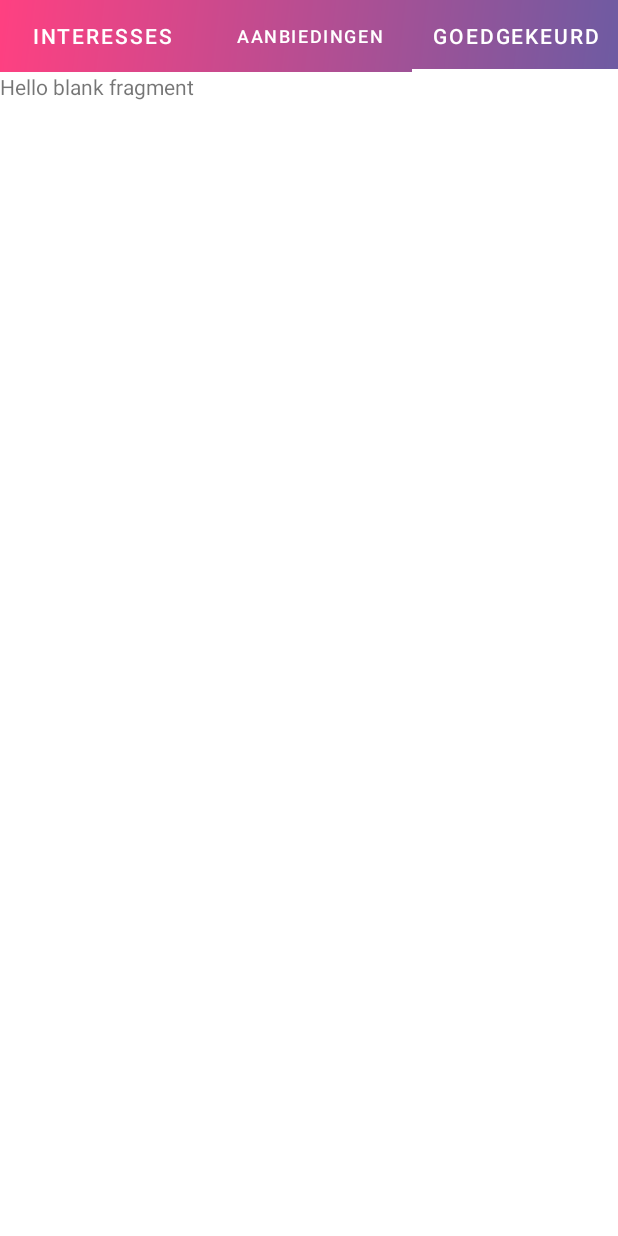
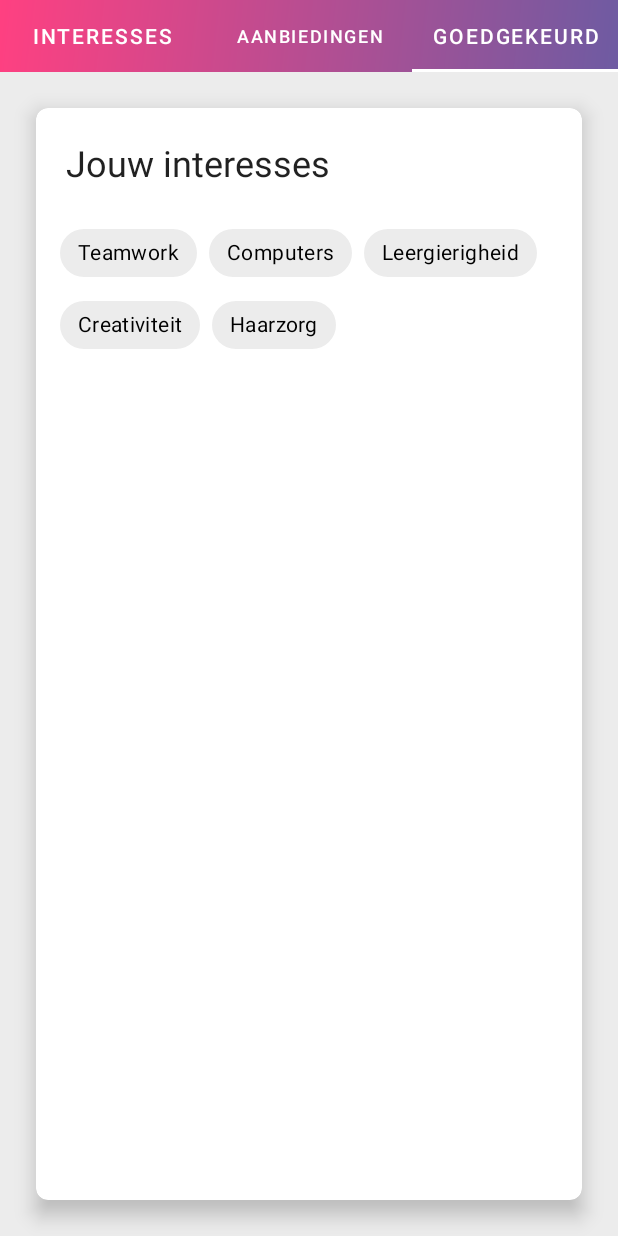
Before and after one commit to devrnt/school-projecten-3-android, an Android app: the fragment WerkaanbiedingTabNavigatieFragment placed in its activity, tab 3 chosen, on a phone screen of 412 x 824 dp. Run offline under Robolectric (Android 15) with nearby library versions, the phone set to English and light mode, and no system bars; 1 statement that could not run was skipped.

Commit message:
Werkaanbiedingen verbeterd + interesses scherm gemaakt

```diff
--- a/app/src/main/AndroidManifest.xml
+++ b/app/src/main/AndroidManifest.xml
@@ -20,7 +20,7 @@
         <activity
             android:name=".login.LoginActivity"
             android:label="@string/app_name"
-            android:theme="@style/Theme.MaterialComponents.Light.NoActionBar">
+            android:theme="@style/AppTheme.Fullscreen">
             <intent-filter>
                 <action android:name="android.intent.action.MAIN" />
 
--- a/app/src/main/java/com/talentcoach/id11/id11_android/communicatie/AanbiedingenFragment.kt
+++ b/app/src/main/java/com/talentcoach/id11/id11_android/communicatie/AanbiedingenFragment.kt
@@ -24,6 +24,10 @@ import org.jetbrains.anko.uiThread
 import retrofit2.Call
 import retrofit2.Callback
 import retrofit2.Response
+import android.R.id.button2
+import android.R.id.button1
+import android.widget.TextView
+
 
 /**
  * A simple [Fragment] subclass.
@@ -48,9 +52,14 @@ class AanbiedingenFragment : Fragment() {
         aanbiedingsInfo.visibility = View.GONE
         var progressSpinner = view.findViewById(R.id.progressSpinner) as ProgressBar
         progressSpinner.visibility = View.VISIBLE
+        var geenAanbiedingenText = view.findViewById(R.id.geenAanbiedingenText) as TextView
+        geenAanbiedingenText.visibility = View.GONE
+
         var dislikeBtn = view.findViewById(R.id.dislikeBtn) as MaterialButton
+        dislikeBtn.setOnClickListener(onClickListener)
         dislikeBtn.isEnabled = false
         var likeBtn = view.findViewById(R.id.likeBtn) as MaterialButton
+        likeBtn.setOnClickListener(onClickListener)
         likeBtn.isEnabled = false
 
         doAsync {
@@ -93,6 +102,11 @@ class AanbiedingenFragment : Fragment() {
     }
 
     private fun getWerkaanbieding() {
+        aanbiedingsInfo.visibility = View.GONE
+        progressSpinner.visibility = View.VISIBLE
+        dislikeBtn.isEnabled = false
+        likeBtn.isEnabled = false
+
         doAsync {
             var temp = DataManager.getWerkaanbiedingForLeerling(leerling)
             uiThread {
@@ -109,6 +123,7 @@ class AanbiedingenFragment : Fragment() {
     private fun showAanbieding() {
         progressSpinner.visibility = View.GONE
         aanbiedingsInfo.visibility = View.VISIBLE
+        geenAanbiedingenText.visibility = View.GONE
         dislikeBtn.isEnabled = true
         likeBtn.isEnabled = true
 
@@ -121,18 +136,22 @@ class AanbiedingenFragment : Fragment() {
     }
 
     private fun showGeenAanbieding() {
-        aanbiedingsInfo.visibility = View.GONE
-
+        progressSpinner.visibility = View.GONE
+        geenAanbiedingenText.visibility = View.VISIBLE
     }
 
-//    override fun likeClicked() {
-//        // huidigeWerkaanbieding will never be null because buttons are hidden otherwise
-//        leerling.bewaardeWerkaanbiedingen.add(werkaanbiedingFragment.werkaanbieding!!)
-//        werkaanbiedingFragment.werkaanbieding = null
-//        val toaster = Toast.makeText(activity, getString(R.string.werkaanbieding_bewaard), Toast.LENGTH_SHORT)
-//        toaster.show()
-//        getAndShowWerkaanbieding()
-//    }
+    private val onClickListener = View.OnClickListener { v ->
+        when (v.id) {
+            R.id.dislikeBtn -> {
+                leerling.verwijderdeWerkaanbiedingen.add(werkaanbieding)
+                getWerkaanbieding()
+            }
+            R.id.likeBtn -> {
+                leerling.bewaardeWerkaanbiedingen.add(werkaanbieding)
+                getWerkaanbieding()
+            }
+        }
+    }
 
     companion object {
         /**
--- a/app/src/main/java/com/talentcoach/id11/id11_android/communicatie/InteressesFragment.kt
+++ b/app/src/main/java/com/talentcoach/id11/id11_android/communicatie/InteressesFragment.kt
@@ -2,24 +2,51 @@ package com.talentcoach.id11.id11_android.communicatie
 
 
 import android.os.Bundle
+import android.support.design.chip.Chip
+import android.support.design.chip.ChipGroup
 import android.support.v4.app.Fragment
 import android.view.LayoutInflater
 import android.view.View
 import android.view.ViewGroup
 
 import com.talentcoach.id11.id11_android.R
+import kotlinx.android.synthetic.main.fragment_interesses.*
 
 /**
  * A simple [Fragment] subclass.
  *
  */
 class InteressesFragment : Fragment() {
+
+    lateinit var interesses: List<String>
+
     override fun onCreateView(
             inflater: LayoutInflater, container: ViewGroup?,
             savedInstanceState: Bundle?
     ): View? {
         // Inflate the layout for this fragment
-        return inflater.inflate(R.layout.fragment_interesses, container, false)
+        val view: View = inflater.inflate(R.layout.fragment_interesses, container, false)
+
+        // TODO("Alle interesses ophalen (uit alle werkaanbiedingen)")
+        interesses = listOf("Teamwork", "Computers", "Leergierigheid", "Creativiteit", "Haarzorg")
+        var chipGroup = view.findViewById(R.id.chipGroup) as ChipGroup
+
+        for (index in interesses) {
+            val chip = Chip(chipGroup.context)
+            chip.text= index
+            chip.setChipBackgroundColorResource(R.color.bg_chip_state_list)
+            chip.setTextAppearance(R.style.whiteTextSelected)
+//            chip.setChipBackgroundColorResource(R.color.bg_chip_state_list)
+//            chip.setChipCo(R.color.text_color_chip_state_list)
+//            chip.setTextAppearanceResource(R.style.Widget_MaterialComponents_Chip_Choice)
+
+            // necessary to get single selection working
+            chip.isClickable = true
+            chip.isCheckable = true
+            chipGroup.addView(chip)
+        }
+
+        return view
     }
 
     companion object {
--- /dev/null
+++ b/app/src/main/res/color/bg_chip_state_list.xml
@@ -0,0 +1,5 @@
+<?xml version="1.0" encoding="utf-8"?>
+<selector xmlns:android="http://schemas.android.com/apk/res/android">
+    <item android:color="@color/colorPrimary" android:state_checked="true" />
+    <item android:color="@color/colorGrey" />
+</selector>
--- /dev/null
+++ b/app/src/main/res/color/text_color_chip_state_list.xml
@@ -0,0 +1,5 @@
+<?xml version="1.0" encoding="utf-8"?>
+<selector xmlns:android="http://schemas.android.com/apk/res/android">
+    <item android:color="@color/colorWhite" android:state_checked="true" />
+    <item android:color="@color/colorBlack" />
+</selector>
--- a/app/src/main/res/layout/fragment_interesses.xml
+++ b/app/src/main/res/layout/fragment_interesses.xml
@@ -3,12 +3,37 @@
     xmlns:tools="http://schemas.android.com/tools"
     android:layout_width="match_parent"
     android:layout_height="match_parent"
-    tools:context=".communicatie.InteressesFragment">
+    xmlns:app="http://schemas.android.com/apk/res-auto"
+    tools:context=".communicatie.InteressesFragment"
+    android:background="@color/colorGrey">
 
-    <!-- TODO: Update blank fragment layout -->
-    <TextView
+    <android.support.design.card.MaterialCardView
         android:layout_width="match_parent"
         android:layout_height="match_parent"
-        android:text="@string/hello_blank_fragment" />
+        android:layout_margin="24dp"
+        android:minHeight="200dp"
+        app:cardCornerRadius="8dp"
+        app:cardElevation="8dp">
+        <LinearLayout
+            android:layout_width="wrap_content"
+            android:layout_height="wrap_content"
+            android:orientation="vertical">
+            <TextView
+                android:layout_width="wrap_content"
+                android:layout_height="wrap_content"
+                android:text="@string/selecteer_jouw_interesses"
+                style="@style/Base.TextAppearance.AppCompat.Headline"
+                android:padding="20dp"/>
+
+            <android.support.design.chip.ChipGroup
+                android:id="@+id/chipGroup"
+                android:layout_width="wrap_content"
+                android:layout_height="wrap_content"
+                android:layout_marginLeft="16dp"
+                android:layout_marginRight="16dp"
+                android:layout_marginBottom="20dp" />
+        </LinearLayout>
+
+    </android.support.design.card.MaterialCardView>
 
 </FrameLayout>
--- a/app/src/main/res/values/colors.xml
+++ b/app/src/main/res/values/colors.xml
@@ -6,6 +6,7 @@
     <color name="colorGreen">#00C853</color>
     <color name="colorRed">#D50000</color>
     <color name="colorWhite">#fff</color>
+    <color name="colorBlack">#000</color>
     <color name="colorError">#FBC02D</color>
     <color name="colorGrey">#ececec</color>
     <color name="cardTitle">#de000000</color>
--- a/app/src/main/res/values/strings.xml
+++ b/app/src/main/res/values/strings.xml
@@ -105,5 +105,7 @@
     <string name="dummy_address_name">Adres</string>
     <string name="dummy_address_text">Voskenslaan 270 9000 Gent</string>
     <string name="dummy_tags_name">Tags</string>
+    <string name="geenAanbiedingen">Het ziet ernaar uit dat je werkaanbiedingen op zijn! Probeer het op een later tijdstip opnieuw of voeg nieuwe interesses toe in het interesses scherm</string>
+    <string name="selecteer_jouw_interesses">Jouw interesses</string>
 
 </resources>
--- a/app/src/main/res/values/styles.xml
+++ b/app/src/main/res/values/styles.xml
@@ -13,6 +13,12 @@
         <item name="windowActionBar">false</item>
         <item name="windowNoTitle">true</item>
         <!--<item name="android:windowFullscreen">true</item>-->
+    </style>
+
+    <style name="AppTheme.Fullscreen" parent="Theme.MaterialComponents.Light.DarkActionBar">
+        <item name="windowActionBar">false</item>
+        <item name="windowNoTitle">true</item>
+        <item name="android:windowFullscreen">true</item>
     </style>
 
     <!--<style name="AppTheme.NoActionBar">-->
@@ -50,4 +56,13 @@
         <item name="strokeWidth">2dp</item>
     </style>
 
+    <style name="CustomChipChoice" parent="@style/Widget.MaterialComponents.Chip.Choice">
+        <item name="chipBackgroundColor">@color/bg_chip_state_list</item>
+        <item name="android:textColor">@color/text_color_chip_state_list</item>
+    </style>
+
+    <style name="whiteTextSelected" parent="Base.TextAppearance.AppCompat">
+        <item name="android:textColor">@color/text_color_chip_state_list</item>
+    </style>
+
 </resources>
```
Also changed, not shown: app/src/main/res/layout/fragment_aanbiedingen.xml (+15 -4 lines).
